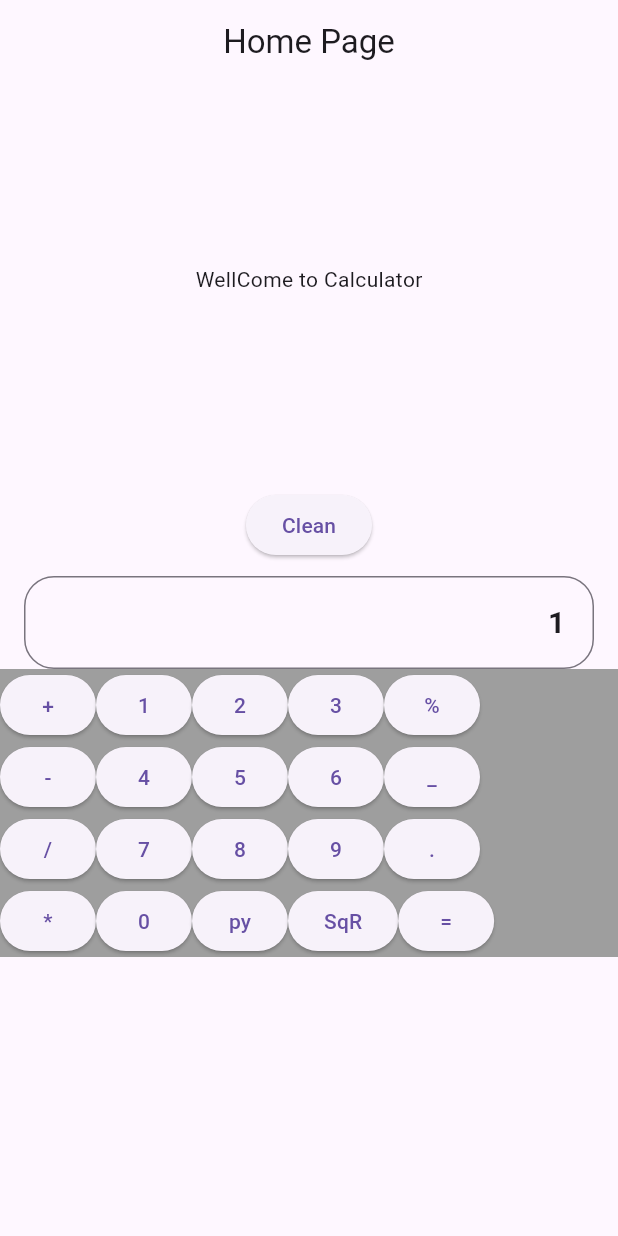
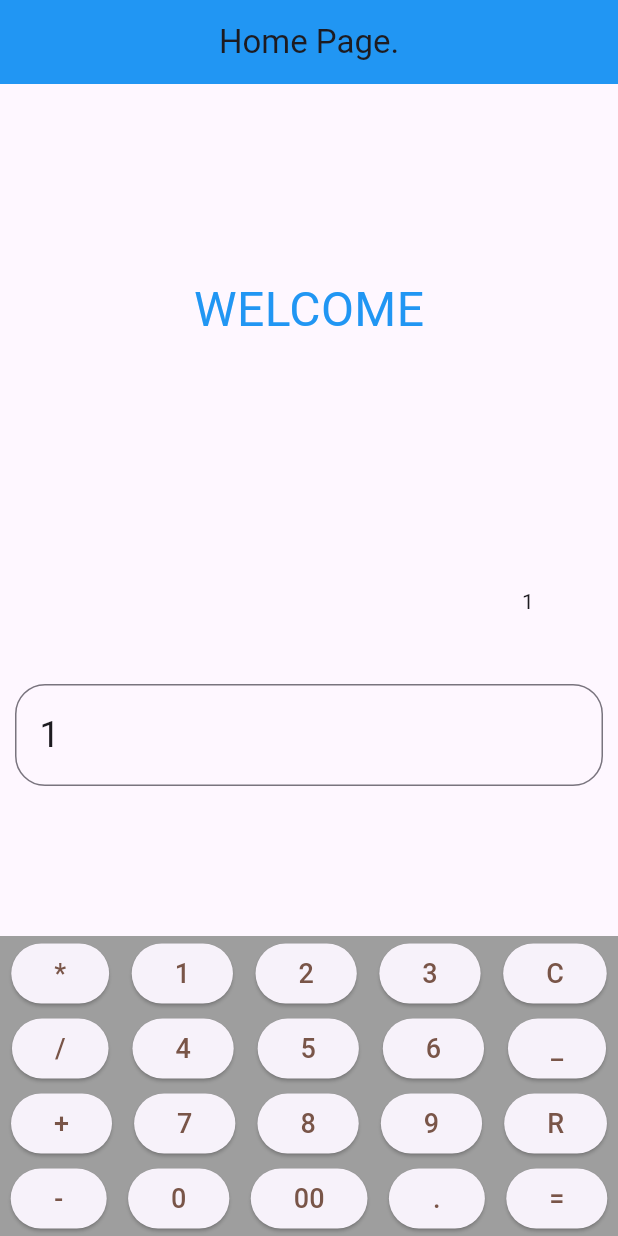
Before and after one commit to MuhammadShoaib1930/Calculator, a Flutter app: the screen it shows after launch, after a tap on an icon or button, on a phone screen of 412 x 824 dp. Run offline on Flutter 3.47's test engine with Material 3 defaults, Android fonts, the phone set to English and light mode, and no system bars.

Commit message:
Completed all functions of calculator.

```diff
--- a/lib/logics/basic_operations.dart
+++ b/lib/logics/basic_operations.dart
@@ -1,6 +1,28 @@
 import 'package:calculator/screens_pages/home_page.dart';
 
-List<String> listFromString(String input) {
+String inputValues = "";
+buttonsFunctional(String label) {
+  if (label == "C") {
+    inputValues = "";
+  } else if (label == "R") {
+    inputValues = "";
+    history.clear();
+    textController.text = "";
+    streamControllerList.add(history);
+    streamControllerString.add("");
+  } else if (label == "_" && inputValues.isNotEmpty) {
+    inputValues = inputValues.substring(0, inputValues.length - 1);
+  } else if (label == "=") {
+    mainFunction(isTrue: true);
+    streamControllerList.add(history);
+  } else if (label != "_") {
+    inputValues += label;
+  }
+
+  textController.text = inputValues;
+}
+
+List<String> stringToList(String input) {
   RegExp regex = RegExp(r'([+\-\*\/]|\d+\.\d+|\d+)');
   List<String> result =
       regex.allMatches(input).map((match) => match.group(0)!).toList();
@@ -45,8 +67,20 @@ String calculateResult(List<String> list) {
   return list[0].toString();
 }
 
-String calculationFunction(String input) {
-  String temp = calculateResult(listFromString(input));
-  streamController.add(temp);
-  return temp;
+mainFunction({bool isTrue = false}) {
+  var temp = calculateResult(stringToList(inputValues)).toString();
+  streamControllerString.add(temp);
+  if (isTrue) {
+    inputValues = temp.toString();
+    if (history.isNotEmpty) {
+      if (history.length > 15) {
+        history.removeAt(0);
+      } else if (history.last == temp) {
+      } else {
+        history.add(temp);
+      }
+    } else {
+      history.add(temp);
+    }
+  }
 }
--- a/lib/screens_pages/home_page.dart
+++ b/lib/screens_pages/home_page.dart
@@ -1,6 +1,5 @@
 import 'dart:async';
 import 'package:calculator/logics/basic_operations.dart';
-import 'package:flutter/gestures.dart';
 import 'package:flutter/material.dart';
 
 class HomePage extends StatefulWidget {
@@ -10,151 +9,164 @@ class HomePage extends StatefulWidget {
   State<HomePage> createState() => _HomePageState();
 }
 
-StreamController streamController = StreamController();
+String resultValue = "0";
+TextEditingController textController = TextEditingController();
+StreamController<String> streamControllerString = StreamController<String>();
+StreamController<List<String>> streamControllerList =
+    StreamController<List<String>>();
+List<String> history = [];
 
 class _HomePageState extends State<HomePage> {
-  List<String> list = [];
-  TextEditingController textEditingController = TextEditingController();
+  final _formKey = GlobalKey<FormState>();
   @override
   Widget build(BuildContext context) {
     return Scaffold(
       appBar: AppBar(
-          title: const Text("Home Page"),
+        title: const Text("Home Page."),
         centerTitle: true,
+        backgroundColor: Colors.blue,
       ),
-        body: Column(children: [
+      body: Column(
+        mainAxisAlignment: MainAxisAlignment.spaceBetween,
+        children: [
           SizedBox(
-            width: double.infinity,
-            height: 260,
-            child: StreamBuilder(
-              initialData: "WellCome to Calculator",
-              stream: streamController.stream,
-              builder: (context, snapshot) {
-                return (list.isNotEmpty)
+            width: 300,
+            height: 300,
+            child: StreamBuilder<List<String>>(
+              stream: streamControllerList.stream, // Replace with your stream
+              builder: (context, AsyncSnapshot<List<String>> snapshot) {
+                if (snapshot.connectionState == ConnectionState.waiting) {
+                  return const Center(
+                    child: Text(
+                      "WELCOME",
+                      style: TextStyle(fontSize: 32, color: Colors.blue),
+                    ),
+                  );
+                } else if (snapshot.hasData) {
+                  List<String> items = snapshot.data ?? [];
+                  return (items.isNotEmpty )
                       ? ListView.builder(
+                          itemCount: items.length,
                           itemBuilder: (context, index) {
-                          return Padding(
-                            padding: const EdgeInsets.only(right: 30),
+                            return Align(
+                              alignment: Alignment.bottomRight,
                               child: Text(
-                              list[index].toString(),
-                              textAlign: TextAlign.right,
-                              style: const TextStyle(
-                                  fontSize: 18, fontWeight: FontWeight.w300),
+                                items[index],
                               ),
                             );
                           },
-                        itemCount: list.length,
-                        dragStartBehavior: DragStartBehavior.down,
                         )
-                    : const Center(child: Text("WellCome to Calculator"));
+                      :const Center(child:  Text(
+                          "WELCOME",
+                          style: TextStyle(fontSize: 32, color: Colors.blue),
+                        ),);
+                } else {
+                  return const Text('No data available'); // Handle no data
+                }
               },
             ),
           ),
-          const SizedBox(
-            height: 10,
+          SizedBox(
+            width: 300,
+            child: StreamBuilder<String>(
+              stream: streamControllerString.stream,
+              initialData: "",
+              builder: (context, snapshot) {
+                return Align(
+                  alignment: Alignment.bottomRight,
+                  child: Text(
+                    snapshot.data.toString(),
                   ),
-          ElevatedButton(
-              onPressed: () {
-                list.clear();
-                textEditingController.value = TextEditingValue.empty;
-                streamController.add(0);
+                );
               },
-              child: const Text("Clean")),
-          const SizedBox(
-            height: 10,
             ),
-          Form(
-              child: SizedBox(
-            width: 380,
+          ),
+          Padding(
+              padding: const EdgeInsets.all(10.0),
+              child: Form(
+                key: _formKey,
                 child: TextFormField(
-              controller: textEditingController,
-              textAlign: TextAlign.end,
+                  style: const TextStyle(fontSize: 24),
                   keyboardType: TextInputType.none,
-              showCursor: true,
-              style: const TextStyle(fontSize: 20, fontWeight: FontWeight.bold),
-              decoration: const InputDecoration(
+                  controller: textController,
+                  decoration: InputDecoration(
                     border: OutlineInputBorder(
-                      borderRadius: BorderRadius.all(Radius.circular(20)))),
+                      borderRadius: BorderRadius.circular(20),
+                    ),
+                  ),
                   autovalidateMode: AutovalidateMode.onUserInteraction,
                   validator: (value) {
-                bool isEqual = false;
                     if (value == null || value.isEmpty) {
-                  return null;
+                      return 'write some think.';
                     }
-                value = value.trim();
-                if (!RegExp(r'^-?(\d+(\.\d+)?)([+\-*/](\d+(\.\d+)?))*$')
+                    if (!RegExp(
+                            r'^[\+\-]?(\d+(\.\d+)?)([\*\+\-\/%]\d+(\.\d+)?)*$')
                         .hasMatch(value)) {
-                  if (RegExp(r'=$').hasMatch(value)) {
-                    isEqual = true;
+                      if (RegExp(r'[\+\-\*\/%]{2,}').hasMatch(value)) {
+                        return 'No consecutive operators allowed.';
+                      } else if (RegExp(r'\d*\.\d*\.\d*').hasMatch(value)) {
+                        return 'A number can only contain one decimal point.';
                       } else {
-                    return 'Invalid expression.';
+                        return 'Invalid format.';
                       }
                     }
-                // valid
-                var inputsValue = textEditingController.text.toString();
-                var outputValues = calculationFunction(inputsValue);
-                textEditingController.text = outputValues;
-                if (isEqual) {
-                  list.add(outputValues);
-                  if (list.length > 10) {
-                    list.removeAt(0);
-                  }
-                }
-
-                return null;
+                    mainFunction();
+                    return null; // Input is valid
                   },
                 ),
               )),
-          KeyBoardLayout(textEditingController: textEditingController)
-        ]));
-  }
-}
-
-class KeyBoardLayout extends StatelessWidget {
-  final TextEditingController textEditingController;
-  const KeyBoardLayout({super.key , required this.textEditingController});
-
-  @override
-  Widget build(BuildContext context) {
-    return Container(
+          const SizedBox(
+            height: 20,
+          ),
+          Container(
+            width: double.infinity,
+            height: 200,
             color: Colors.grey,
-      child: Column(
+            child: const Column(
+              mainAxisAlignment: MainAxisAlignment.spaceAround,
               children: [
                 Row(
+                  mainAxisAlignment: MainAxisAlignment.spaceAround,
                   children: [
-              elevatedButtonFunction("+", textEditingController),
-              elevatedButtonFunction("1", textEditingController),
-              elevatedButtonFunction("2", textEditingController),
-              elevatedButtonFunction("3", textEditingController),
-              elevatedButtonFunction("%", textEditingController),
+                    CustomizedButtons(label: "*"),
+                    CustomizedButtons(label: "1"),
+                    CustomizedButtons(label: "2"),
+                    CustomizedButtons(label: "3"),
+                    CustomizedButtons(label: "C"),
                   ],
                 ),
                 Row(
+                  mainAxisAlignment: MainAxisAlignment.spaceAround,
                   children: [
-              elevatedButtonFunction("-", textEditingController),
-              elevatedButtonFunction("4", textEditingController),
-              elevatedButtonFunction("5", textEditingController),
-              elevatedButtonFunction("6", textEditingController),
-              elevatedButtonFunction("_", textEditingController),
+                    CustomizedButtons(label: "/"),
+                    CustomizedButtons(label: "4"),
+                    CustomizedButtons(label: "5"),
+                    CustomizedButtons(label: "6"),
+                    CustomizedButtons(label: "_"),
                   ],
                 ),
                 Row(
+                  mainAxisAlignment: MainAxisAlignment.spaceAround,
                   children: [
-              elevatedButtonFunction("/", textEditingController),
-              elevatedButtonFunction("7", textEditingController),
-              elevatedButtonFunction("8", textEditingController),
-              elevatedButtonFunction("9", textEditingController),
-              elevatedButtonFunction(".", textEditingController),
+                    CustomizedButtons(label: "+"),
+                    CustomizedButtons(label: "7"),
+                    CustomizedButtons(label: "8"),
+                    CustomizedButtons(label: "9"),
+                    CustomizedButtons(label: "R"),
                   ],
                 ),
                 Row(
+                  mainAxisAlignment: MainAxisAlignment.spaceAround,
                   children: [
-              elevatedButtonFunction("*", textEditingController),
-              elevatedButtonFunction("0", textEditingController),
-              elevatedButtonFunction("py", textEditingController),
-              elevatedButtonFunction("SqR", textEditingController),
-              elevatedButtonFunction("=", textEditingController),
+                    CustomizedButtons(label: "-"),
+                    CustomizedButtons(label: "0"),
+                    CustomizedButtons(label: "00"),
+                    CustomizedButtons(label: "."),
+                    CustomizedButtons(label: "="),
                   ],
+                )
+              ],
+            ),
           ),
         ],
       ),
@@ -162,11 +174,28 @@ class KeyBoardLayout extends StatelessWidget {
   }
 }
 
-elevatedButtonFunction(
-    String clickValue, TextEditingController textEditingController) {
+class CustomizedButtons extends StatelessWidget {
+  final String label;
+  final double fontSize;
+  final Color fontColor;
+  const CustomizedButtons(
+      {super.key,
+      required this.label,
+      this.fontSize = 18,
+      this.fontColor = Colors.brown});
+
+  @override
+  Widget build(BuildContext context) {
     return ElevatedButton(
       onPressed: () {
-        textEditingController.text = clickValue;
+        buttonsFunctional(label);
       },
-      child: Text(clickValue));
+      child: Center(
+        child: Text(
+          " $label ",
+          style: TextStyle(fontSize: 18, color: fontColor),
+        ),
+      ),
+    );
   }
+}
```
Lines whose indentation alone changed are shown as unchanged.
